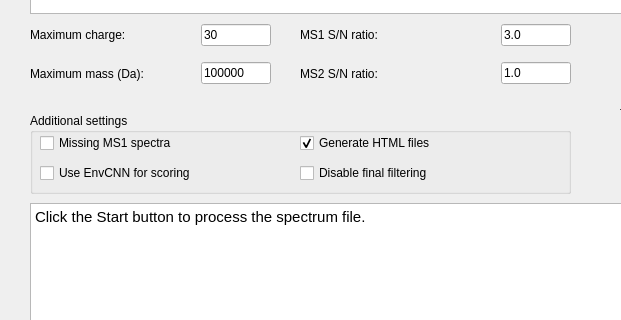
toppic-suite/toppic-suite, file src/gui/topfd/topfddialog.ui: the form before one commit; both pictures show x 0 to 621 and y 157 to 477 of the 965 by 610 pixel window.
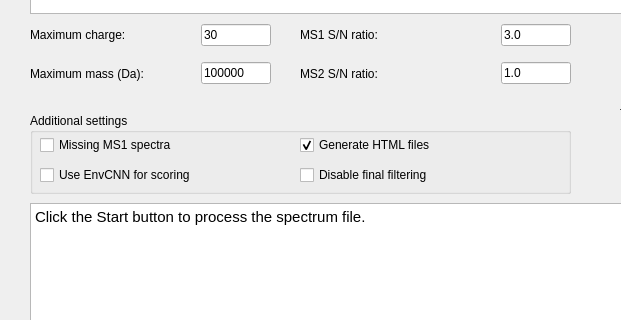
The form after the commit. Icons and pictures are not drawn.

```diff
--- a/src/gui/topfd/topfddialog.ui
+++ b/src/gui/topfd/topfddialog.ui
@@ -606,7 +606,7 @@
        <x>270</x>
        <y>20</y>
        <width>201</width>
-       <height>21</height>
+       <height>25</height>
       </rect>
      </property>
      <layout class="QHBoxLayout" name="horizontalLayout_10">
@@ -634,7 +634,7 @@
        <x>270</x>
        <y>50</y>
        <width>201</width>
-       <height>21</height>
+       <height>25</height>
       </rect>
      </property>
      <layout class="QHBoxLayout" name="horizontalLayout_11">
@@ -662,7 +662,7 @@
        <x>10</x>
        <y>20</y>
        <width>201</width>
-       <height>21</height>
+       <height>25</height>
       </rect>
      </property>
      <layout class="QHBoxLayout" name="horizontalLayout_12">
@@ -690,7 +690,7 @@
        <x>10</x>
        <y>50</y>
        <width>201</width>
-       <height>21</height>
+       <height>25</height>
       </rect>
      </property>
      <layout class="QHBoxLayout" name="horizontalLayout_14">
```
Left out of the diff: 8 changed lines with no effect on the pictures.
